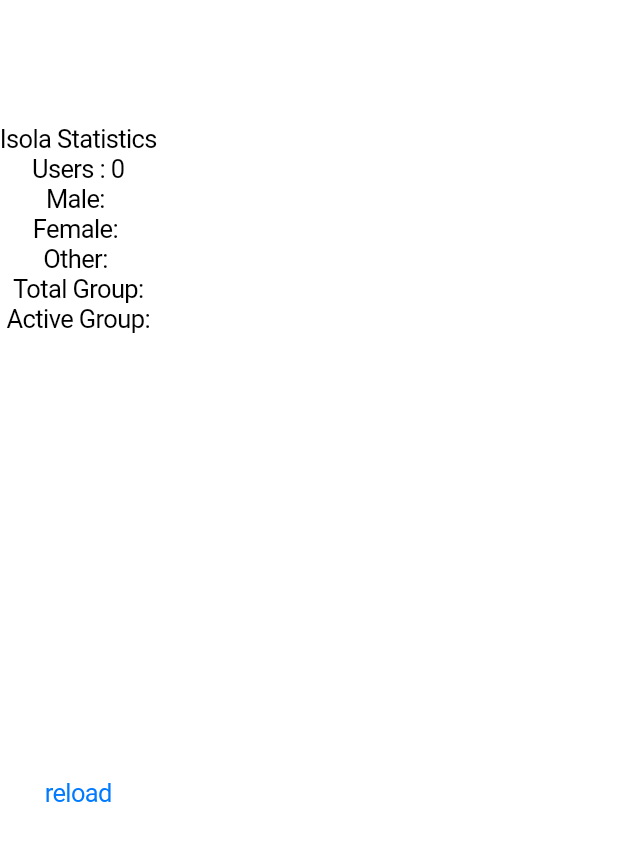
After one commit to suysoftware/isola, a Flutter app: the PanelGeneralView screen opened directly, on a phone screen of 412 x 824 dp. The commit adds this screen. Shown: the top 841 px of the screen. Run offline on Flutter 3.47's test engine with Material 2 defaults, Android fonts, the light colour scheme and no system bars; our stand-ins replace audio_video_progress_bar, audioplayers, auto_size_text, cached_network_image, circular_countdown_timer, cloud_firestore and 26 more; missing offline and left inert: flutter_audio_recorder2, flutter_cached_pdfview, flutter_circular_text, http_client_helper, image_editor, wechat_assets_picker; accounts and stored records are empty.

Commit message:
statistics_system_1

```diff
--- /dev/null
+++ b/lib/src/model/app_settings/statistics_model.dart
@@ -0,0 +1,127 @@
+import 'package:cloud_firestore/cloud_firestore.dart';
+
+class StatisticsModel {
+  late int ads_watcher_total;
+  late int chaos_online;
+  late int chaos_searching;
+  late int chaos_total;
+  late int country_total;
+  late int group_active;
+  late int group_female;
+  late int group_male;
+  late int group_other;
+  late int group_total;
+  late int group_waiting;
+  late int group_female_active;
+  late int group_male_active;
+  late int group_other_active;
+  late int image_total;
+  late int like_total;
+  late int messages_total;
+  late int rater_total;
+  late int report_101_value;
+  late int report_102_value;
+  late int report_103_value;
+  late int report_104_value;
+  late int report_105_value;
+  late Timestamp stats_date;
+  late int text_total;
+  late int token_total;
+  late List<dynamic> university_top5;
+  late int university_total;
+  late int university_used;
+  late int users_female;
+  late int users_male;
+  late int users_online;
+  late int users_other;
+  late int users_searching;
+  late int users_total;
+  late int users_unvalid;
+  late int users_valid;
+
+  StatisticsModel(this.ads_watcher_total,this.chaos_online,this.chaos_searching,this.chaos_total,this.country_total,this.group_active,this.group_female,this.group_male,this.group_other,this.group_total,this.group_waiting,this.group_female_active,this.group_male_active,this.group_other_active,this.image_total,this.like_total,this.messages_total,this.rater_total,this.report_101_value,this.report_102_value,this.report_103_value,this.report_104_value,this.report_105_value,this.stats_date,this.text_total,this.token_total,this.university_top5,this.university_total,this.university_used,this.users_female,this.users_male,this.users_online,this.users_other,this.users_searching,this.users_total,this.users_unvalid,this.users_valid);
+
+  StatisticsModel.fromJson(Map<String, dynamic>json)
+      : this(
+          json["ads_watcher_total"] as int,
+          json["chaos_online"] as int,
+          json["chaos_searching"] as int,
+          json["chaos_total"] as int,
+          json["country_total"] as int,
+          json["group_active"] as int,
+          json["group_female"] as int,
+          json["group_male"] as int,
+          json["group_other"] as int,
+          json["group_total"] as int,
+          json["group_waiting"] as int,
+          json["group_female_active"] as int,
+          json["group_male_active"] as int,
+          json["group_other_active"] as int,
+          json["image_total"] as int,
+          json["like_total"] as int,
+          json["messages_total"] as int,
+          json["rater_total"] as int,
+          json["report_101_value"] as int,
+          json["report_102_value"] as int,
+          json["report_103_value"] as int,
+          json["report_104_value"] as int,
+          json["report_105_value"] as int,
+          json["stats_date"] as Timestamp,
+          json["text_total"] as int,
+          json["token_total"] as int,
+          json["university_top5"] as List<dynamic>,
+          json["university_total"] as int,
+          json["university_used"] as int,
+          json["users_female"] as int,
+          json["users_male"] as int,
+          json["users_online"] as int,
+          json["users_other"] as int,
+          json["users_searching"] as int,
+          json["users_total"] as int,
+          json["users_unvalid"] as int,
+          json["users_valid"] as int,
+
+        );
+
+  Map<String, dynamic> toJson() {
+    return {
+"ads_watcher_total":ads_watcher_total,
+"chaos_online":chaos_online,
+"chaos_searching":chaos_searching,
+"chaos_total":chaos_total,
+"country_total":country_total,
+"group_active":group_active,
+"group_female":group_female,
+"group_male":group_male,
+"group_other":group_other,
+"group_total":group_total,
+"group_waiting":group_waiting,
+"group_female_active":group_female_active,
+"group_male_active":group_male_active,
+"group_other_active":group_other_active,
+"image_total":image_total,
+"like_total":like_total,
+"messages_total":messages_total,
+"rater_total":rater_total,
+"report_101_value":report_101_value,
+"report_102_value":report_102_value,
+"report_103_value":report_103_value,
+"report_104_value":report_104_value,
+"report_105_value":report_105_value,
+"stats_date":stats_date,
+"text_total":text_total,
+"token_total":token_total,
+"university_top5":university_top5,
+"university_total":university_total,
+"university_used":university_used,
+"users_female":users_female,
+"users_male":users_male,
+"users_online":users_online,
+"users_other":users_other,
+"users_searching":users_searching,
+"users_total":users_total,
+"users_unvalid":users_unvalid,
+"users_valid":users_valid
+    };
+  }
+}
--- /dev/null
+++ b/lib/src/page/control_panels/panel_general_view.dart
@@ -0,0 +1,70 @@
+import 'package:cloud_firestore/cloud_firestore.dart';
+import 'package:flutter/cupertino.dart';
+import 'package:sizer/sizer.dart';
+
+class PanelGeneralView extends StatefulWidget {
+  const PanelGeneralView({Key? key}) : super(key: key);
+
+  @override
+  State<PanelGeneralView> createState() => _PanelGeneralViewState();
+}
+
+class _PanelGeneralViewState extends State<PanelGeneralView>
+    with TickerProviderStateMixin {
+  int totalUserValue = 0;
+
+  @override
+  void initState() {
+    super.initState();
+  }
+
+  @override
+  Widget build(BuildContext context) {
+    return CupertinoPageScaffold(
+        child: SingleChildScrollView(
+      child: Column(
+        children: [
+          SizedBox(
+            height: 10.h,
+          ),
+          Text('Isola Statistics'),
+          Text('Users : $totalUserValue'),
+          Text('Male: '),
+          Text('Female: '),
+          Text('Other: '),
+          Text('Total Group:'),
+          Text('Active Group:'),
+          Text(''),
+          Text(''),
+          Text(''),
+          Text(''),
+          Text(''),
+          Text(''),
+          Text(''),
+          Text(''),
+          Text(''),
+          Text(''),
+          Text(''),
+          Text(''),
+          Text(''),
+          Text(''),
+          CupertinoButton(
+              child: Text('reload'),
+              onPressed: () {
+                var reloadRef = FirebaseFirestore.instance
+                    .collection('panel_statistics')
+                    .doc('isola_stats')
+                    .collection('reload_stats')
+                    .doc();
+
+                reloadRef.set({
+
+                  'halo':'mrb'
+                });
+                setState(() {});
+              })
+        ],
+      ),
+    ));
+  }
+}
--- a/pubspec.yaml
+++ b/pubspec.yaml
@@ -77,6 +77,7 @@ dependencies:
   circular_countdown_timer: ^0.2.1
   google_fonts: ^2.3.1
   google_mobile_ads: ^1.2.0
+  graphic: ^0.10.3
 
 
 
```
Also changed, not shown: lib/src/model/app_settings/statistics_settings.dart (added, +21 -0 lines), lib/src/page/control_panels/panel_login_page.dart (added, +101 -0 lines), lib/src/page/email_confirmation_page.dart (+10 -14 lines), lib/src/page/settings_page.dart (+46 -3 lines), pubspec.lock, 1 other file.
